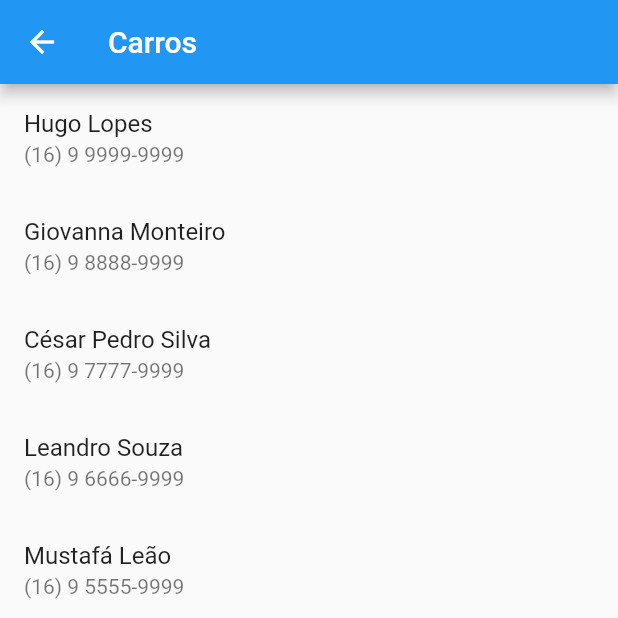
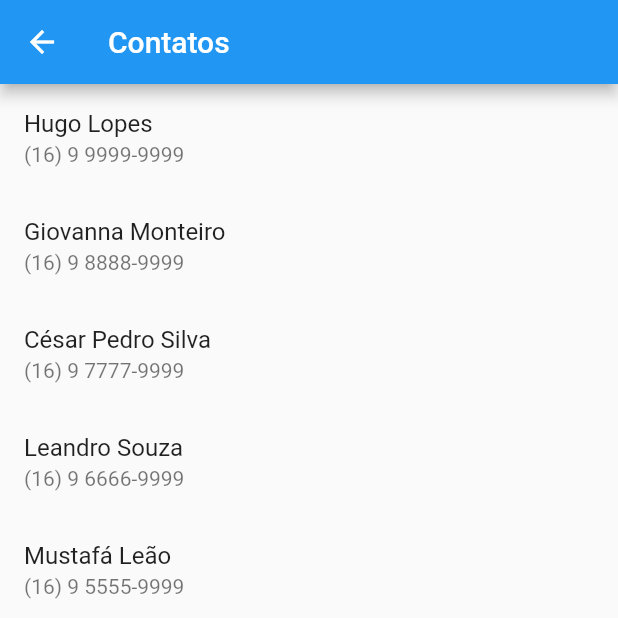
Before and after one commit to hugovallada/agenda-flutter-fatec-rp, a Flutter app: the ListarContato screen opened by its route, on a phone screen of 412 x 824 dp, the top half of it. Run offline on Flutter 3.47's test engine with Material 2 defaults, Android fonts, the phone set to English and light mode, and no system bars.

Commit message:
correção de typo

```diff
--- a/agenda/lib/ui/listar_contatos.dart
+++ b/agenda/lib/ui/listar_contatos.dart
@@ -19,7 +19,7 @@ class ListarContato extends StatelessWidget {
   @override
   Widget build(BuildContext context) {
     return Scaffold(
-      appBar: AppBar(title: Text('Carros')),
+      appBar: AppBar(title: Text('Contatos')),
       body: ListView.builder(
         itemCount: contatos.length,
         itemBuilder: (context, index) {
```
Also changed, not shown: agenda/pubspec.lock.
